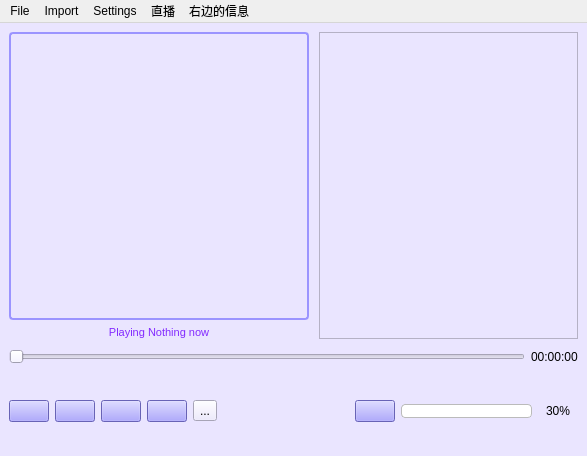
First picture: the form in mainwindow.ui, repository yzzyzz/ssrplayer, before the edit.
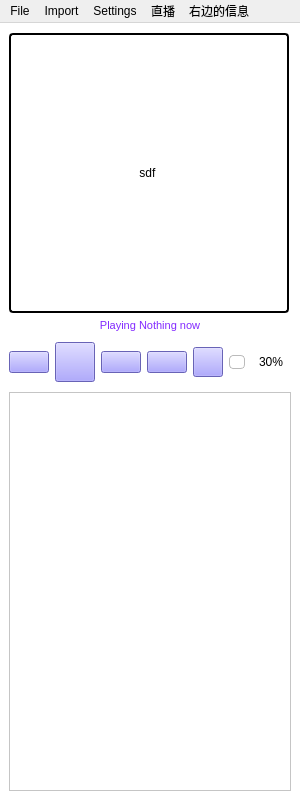
Second picture: the form after the edit. Icons and pictures are not drawn.

Patch:
```diff
--- a/mainwindow.ui
+++ b/mainwindow.ui
@@ -6,10 +6,16 @@
    <rect>
     <x>0</x>
     <y>0</y>
-    <width>587</width>
-    <height>456</height>
+    <width>300</width>
+    <height>800</height>
    </rect>
   </property>
+  <property name="maximumSize">
+   <size>
+    <width>300</width>
+    <height>900</height>
+   </size>
+  </property>
   <property name="windowTitle">
    <string>myMusicPlayer&lt;DEBUG&gt;</string>
   </property>
@@ -21,45 +27,15 @@
     </sizepolicy>
    </property>
    <property name="styleSheet">
-    <string notr="true">background-color: rgb(234, 229, 255);</string>
+    <string notr="true">background-color: rgb(255, 255, 255);</string>
    </property>
-   <layout class="QVBoxLayout" name="verticalLayout_2" stretch="3,1">
+   <layout class="QVBoxLayout" name="verticalLayout_2" stretch="1">
+    <property name="topMargin">
+     <number>10</number>
+    </property>
     <item>
-     <layout class="QGridLayout" name="gridLayout" rowstretch="2,0" columnstretch="1,0">
-      <property name="horizontalSpacing">
-       <number>10</number>
-      </property>
-      <item row="1" column="0">
-       <widget class="QLabel" name="musicNameDisplay">
-        <property name="sizePolicy">
-         <sizepolicy hsizetype="Ignored" vsizetype="Preferred">
-          <horstretch>0</horstretch>
-          <verstretch>0</verstretch>
-         </sizepolicy>
-        </property>
-        <property name="font">
-         <font>
-          <pointsize>8</pointsize>
-         </font>
-        </property>
-        <property name="styleSheet">
-         <string notr="true">color: rgb(130, 41, 255);</string>
-        </property>
-        <property name="text">
-         <string>Playing Nothing now</string>
-        </property>
-        <property name="textFormat">
-         <enum>Qt::AutoText</enum>
-        </property>
-        <property name="scaledContents">
-         <bool>true</bool>
-        </property>
-        <property name="alignment">
-         <set>Qt::AlignCenter</set>
-        </property>
-       </widget>
-      </item>
-      <item row="0" column="0">
+     <layout class="QVBoxLayout" name="verticalLayout" stretch="0,0,0,0">
+      <item>
        <widget class="QLabel" name="musicGraphics">
         <property name="sizePolicy">
          <sizepolicy hsizetype="MinimumExpanding" vsizetype="MinimumExpanding">
@@ -69,14 +45,14 @@
         </property>
         <property name="minimumSize">
          <size>
-          <width>40</width>
-          <height>40</height>
+          <width>260</width>
+          <height>260</height>
          </size>
         </property>
         <property name="maximumSize">
          <size>
-          <width>300</width>
-          <height>300</height>
+          <width>280</width>
+          <height>280</height>
          </size>
         </property>
         <property name="layoutDirection">
@@ -84,12 +60,12 @@
         </property>
         <property name="styleSheet">
          <string notr="true">QLabel {
-	border: 2px solid  rgb(155, 148, 255);
+	border: 2px solid  rgb(0, 0, 0);
 	border-radius: 4px;
 }</string>
         </property>
         <property name="text">
-         <string/>
+         <string>sdf </string>
         </property>
         <property name="pixmap">
          <pixmap resource="icons.qrc">:/icons/res/musical_notec.png</pixmap>
@@ -102,158 +78,35 @@
         </property>
        </widget>
       </item>
-      <item row="0" column="1" rowspan="2">
-       <widget class="QListWidget" name="musicList">
-        <property name="palette">
-         <palette>
-          <active>
-           <colorrole role="Button">
-            <brush brushstyle="SolidPattern">
-             <color alpha="255">
-              <red>234</red>
-              <green>229</green>
-              <blue>255</blue>
-             </color>
-            </brush>
-           </colorrole>
-           <colorrole role="Base">
-            <brush brushstyle="SolidPattern">
-             <color alpha="255">
-              <red>234</red>
-              <green>229</green>
-              <blue>255</blue>
-             </color>
-            </brush>
-           </colorrole>
-           <colorrole role="Window">
-            <brush brushstyle="SolidPattern">
-             <color alpha="255">
-              <red>234</red>
-              <green>229</green>
-              <blue>255</blue>
-             </color>
-            </brush>
-           </colorrole>
-          </active>
-          <inactive>
-           <colorrole role="Button">
-            <brush brushstyle="SolidPattern">
-             <color alpha="255">
-              <red>234</red>
-              <green>229</green>
-              <blue>255</blue>
-             </color>
-            </brush>
-           </colorrole>
-           <colorrole role="Base">
-            <brush brushstyle="SolidPattern">
-             <color alpha="255">
-              <red>234</red>
-              <green>229</green>
-              <blue>255</blue>
-             </color>
-            </brush>
-           </colorrole>
-           <colorrole role="Window">
-            <brush brushstyle="SolidPattern">
-             <color alpha="255">
-              <red>234</red>
-              <green>229</green>
-              <blue>255</blue>
-             </color>
-            </brush>
-           </colorrole>
-          </inactive>
-          <disabled>
-           <colorrole role="Button">
-            <brush brushstyle="SolidPattern">
-             <color alpha="255">
-              <red>234</red>
-              <green>229</green>
-              <blue>255</blue>
-             </color>
-            </brush>
-           </colorrole>
-           <colorrole role="Base">
-            <brush brushstyle="SolidPattern">
-             <color alpha="255">
-              <red>234</red>
-              <green>229</green>
-              <blue>255</blue>
-             </color>
-            </brush>
-           </colorrole>
-           <colorrole role="Window">
-            <brush brushstyle="SolidPattern">
-             <color alpha="255">
-              <red>234</red>
-              <green>229</green>
-              <blue>255</blue>
-             </color>
-            </brush>
-           </colorrole>
-          </disabled>
-         </palette>
+      <item>
+       <widget class="QLabel" name="musicNameDisplay">
+        <property name="sizePolicy">
+         <sizepolicy hsizetype="Ignored" vsizetype="Preferred">
+          <horstretch>0</horstretch>
+          <verstretch>0</verstretch>
+         </sizepolicy>
         </property>
-        <property name="focusPolicy">
-         <enum>Qt::NoFocus</enum>
+        <property name="font">
+         <font>
+          <pointsize>8</pointsize>
+         </font>
         </property>
         <property name="styleSheet">
-         <string notr="true"/>
+         <string notr="true">color: rgb(130, 41, 255);</string>
         </property>
-        <property name="autoScroll">
+        <property name="text">
+         <string>Playing Nothing now</string>
+        </property>
+        <property name="textFormat">
+         <enum>Qt::AutoText</enum>
+        </property>
+        <property name="scaledContents">
          <bool>true</bool>
         </property>
-        <property name="autoScrollMargin">
-         <number>16</number>
-        </property>
-        <property name="editTriggers">
-         <set>QAbstractItemView::DoubleClicked|QAbstractItemView::EditKeyPressed</set>
-        </property>
-        <property name="selectionMode">
-         <enum>QAbstractItemView::ExtendedSelection</enum>
-        </property>
-        <property name="sortingEnabled">
-         <bool>false</bool>
+        <property name="alignment">
+         <set>Qt::AlignCenter</set>
         </property>
        </widget>
-      </item>
-     </layout>
-    </item>
-    <item>
-     <layout class="QVBoxLayout" name="verticalLayout" stretch="1,3">
-      <item>
-       <layout class="QHBoxLayout" name="horizontalLayout">
-        <item>
-         <widget class="QSlider" name="progressSlider">
-          <property name="cursor">
-           <cursorShape>ClosedHandCursor</cursorShape>
-          </property>
-          <property name="focusPolicy">
-           <enum>Qt::NoFocus</enum>
-          </property>
-          <property name="styleSheet">
-           <string notr="true">QSlider::handle:horizontal {
-image: url(:/icons/res/music_note_r1.png);
-width: 26px;
-margin-top: -2px;
-margin-bottom: -2px;
-border-radius: 4px;
-}</string>
-          </property>
-          <property name="orientation">
-           <enum>Qt::Horizontal</enum>
-          </property>
-         </widget>
-        </item>
-        <item>
-         <widget class="QLabel" name="durationDisplay">
-          <property name="text">
-           <string>00:00:00</string>
-          </property>
-         </widget>
-        </item>
-       </layout>
       </item>
       <item>
        <layout class="QHBoxLayout" name="horizontalLayout_2">
@@ -276,14 +129,20 @@
           </property>
           <property name="iconSize">
            <size>
-            <width>40</width>
-            <height>40</height>
+            <width>20</width>
+            <height>20</height>
            </size>
           </property>
          </widget>
         </item>
         <item>
          <widget class="QPushButton" name="playButton">
+          <property name="maximumSize">
+           <size>
+            <width>40</width>
+            <height>40</height>
+           </size>
+          </property>
           <property name="cursor">
            <cursorShape>PointingHandCursor</cursorShape>
           </property>
@@ -301,8 +160,8 @@
           </property>
           <property name="iconSize">
            <size>
-            <width>40</width>
-            <height>40</height>
+            <width>20</width>
+            <height>20</height>
            </size>
           </property>
          </widget>
@@ -326,8 +185,8 @@
           </property>
           <property name="iconSize">
            <size>
-            <width>40</width>
-            <height>40</height>
+            <width>20</width>
+            <height>20</height>
            </size>
           </property>
          </widget>
@@ -357,23 +216,6 @@
           </property>
          </widget>
         </item>
-        <item>
-         <widget class="QToolButton" name="modeButton">
-          <property name="text">
-           <string>...</string>
-          </property>
-          <property name="icon">
-           <iconset resource="icons.qrc">
-            <normaloff>:/icons/res/loopmodec.png</normaloff>:/icons/res/loopmodec.png</iconset>
-          </property>
-          <property name="iconSize">
-           <size>
-            <width>40</width>
-            <height>40</height>
-           </size>
-          </property>
-         </widget>
-        </item>
         <item>
          <spacer name="horizontalSpacer">
           <property name="orientation">
@@ -389,6 +231,12 @@
         </item>
         <item>
          <widget class="QPushButton" name="volumeButton">
+          <property name="maximumSize">
+           <size>
+            <width>30</width>
+            <height>30</height>
+           </size>
+          </property>
           <property name="palette">
            <palette>
             <active>
@@ -497,8 +345,8 @@
           </property>
           <property name="iconSize">
            <size>
-            <width>40</width>
-            <height>40</height>
+            <width>20</width>
+            <height>20</height>
            </size>
           </property>
           <property name="shortcut">
@@ -582,6 +430,125 @@
         </item>
        </layout>
       </item>
+      <item>
+       <widget class="QListWidget" name="musicList">
+        <property name="enabled">
+         <bool>true</bool>
+        </property>
+        <property name="palette">
+         <palette>
+          <active>
+           <colorrole role="Button">
+            <brush brushstyle="SolidPattern">
+             <color alpha="255">
+              <red>255</red>
+              <green>255</green>
+              <blue>255</blue>
+             </color>
+            </brush>
+           </colorrole>
+           <colorrole role="Base">
+            <brush brushstyle="SolidPattern">
+             <color alpha="255">
+              <red>255</red>
+              <green>255</green>
+              <blue>255</blue>
+             </color>
+            </brush>
+           </colorrole>
+           <colorrole role="Window">
+            <brush brushstyle="SolidPattern">
+             <color alpha="255">
+              <red>255</red>
+              <green>255</green>
+              <blue>255</blue>
+             </color>
+            </brush>
+           </colorrole>
+          </active>
+          <inactive>
+           <colorrole role="Button">
+            <brush brushstyle="SolidPattern">
+             <color alpha="255">
+              <red>255</red>
+              <green>255</green>
+              <blue>255</blue>
+             </color>
+            </brush>
+           </colorrole>
+           <colorrole role="Base">
+            <brush brushstyle="SolidPattern">
+             <color alpha="255">
+              <red>255</red>
+              <green>255</green>
+              <blue>255</blue>
+             </color>
+            </brush>
+           </colorrole>
+           <colorrole role="Window">
+            <brush brushstyle="SolidPattern">
+             <color alpha="255">
+              <red>255</red>
+              <green>255</green>
+              <blue>255</blue>
+             </color>
+            </brush>
+           </colorrole>
+          </inactive>
+          <disabled>
+           <colorrole role="Button">
+            <brush brushstyle="SolidPattern">
+             <color alpha="255">
+              <red>255</red>
+              <green>255</green>
+              <blue>255</blue>
+             </color>
+            </brush>
+           </colorrole>
+           <colorrole role="Base">
+            <brush brushstyle="SolidPattern">
+             <color alpha="255">
+              <red>255</red>
+              <green>255</green>
+              <blue>255</blue>
+             </color>
+            </brush>
+           </colorrole>
+           <colorrole role="Window">
+            <brush brushstyle="SolidPattern">
+             <color alpha="255">
+              <red>255</red>
+              <green>255</green>
+              <blue>255</blue>
+             </color>
+            </brush>
+           </colorrole>
+          </disabled>
+         </palette>
+        </property>
+        <property name="focusPolicy">
+         <enum>Qt::NoFocus</enum>
+        </property>
+        <property name="styleSheet">
+         <string notr="true"/>
+        </property>
+        <property name="autoScroll">
+         <bool>true</bool>
+        </property>
+        <property name="autoScrollMargin">
+         <number>16</number>
+        </property>
+        <property name="editTriggers">
+         <set>QAbstractItemView::DoubleClicked|QAbstractItemView::EditKeyPressed</set>
+        </property>
+        <property name="selectionMode">
+         <enum>QAbstractItemView::ExtendedSelection</enum>
+        </property>
+        <property name="sortingEnabled">
+         <bool>false</bool>
+        </property>
+       </widget>
+      </item>
      </layout>
     </item>
    </layout>
@@ -591,8 +558,8 @@
     <rect>
      <x>0</x>
      <y>0</y>
-     <width>587</width>
-     <height>34</height>
+     <width>300</width>
+     <height>24</height>
     </rect>
    </property>
    <widget class="QMenu" name="menuFile">
```
Left out of the diff: 5 changed lines with no effect on the pictures.
